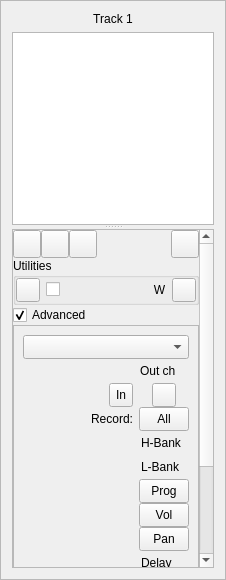
Before: the Qt Designer form oom/widgets/mtrackinfobase.ui in ccherrett/oom, drawn with Qt 5.
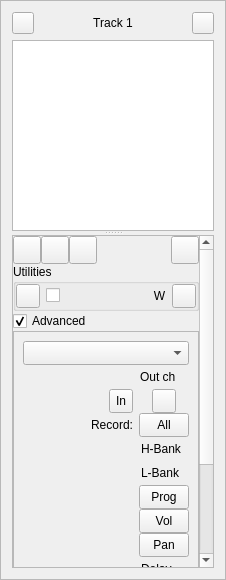
After: the same form once the commit is applied. Custom widgets are drawn as their Qt base class.

Commit message: Remove save state on multipart button, started switch part button

The edit to the form file:
```diff
--- a/oom/widgets/mtrackinfobase.ui
+++ b/oom/widgets/mtrackinfobase.ui
@@ -33,6 +33,24 @@
   </property>
   <layout class="QVBoxLayout" name="verticalLayout_7">
    <item>
+    <layout class="QHBoxLayout" name="horizontalLayout_7">
+     <property name="topMargin">
+      <number>0</number>
+     </property>
+     <item>
+      <widget class="QPushButton" name="btnPrev">
+       <property name="maximumSize">
+        <size>
+         <width>22</width>
+         <height>22</height>
+        </size>
+       </property>
+       <property name="text">
+        <string/>
+       </property>
+      </widget>
+     </item>
+     <item>
     <widget class="QLabel" name="trackNameLabel">
      <property name="sizePolicy">
       <sizepolicy hsizetype="Ignored" vsizetype="Minimum">
@@ -50,6 +68,21 @@
       <bool>true</bool>
      </property>
     </widget>
+     </item>
+     <item>
+      <widget class="QPushButton" name="btnNext">
+       <property name="maximumSize">
+        <size>
+         <width>22</width>
+         <height>22</height>
+        </size>
+       </property>
+       <property name="text">
+        <string/>
+       </property>
+      </widget>
+     </item>
+    </layout>
    </item>
    <item>
     <widget class="QSplitter" name="splitter">
```
Lines whose indentation alone changed are shown as unchanged. The commit also changes 2 other files.
